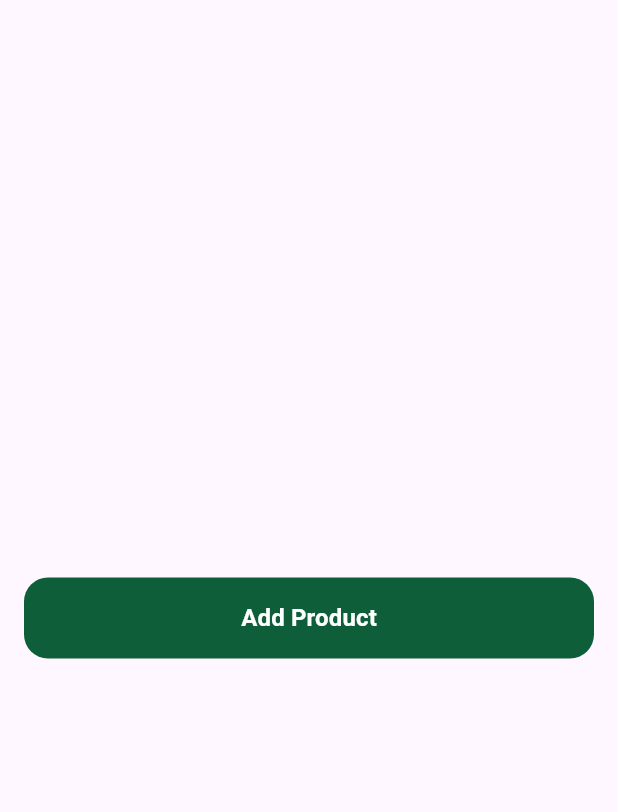
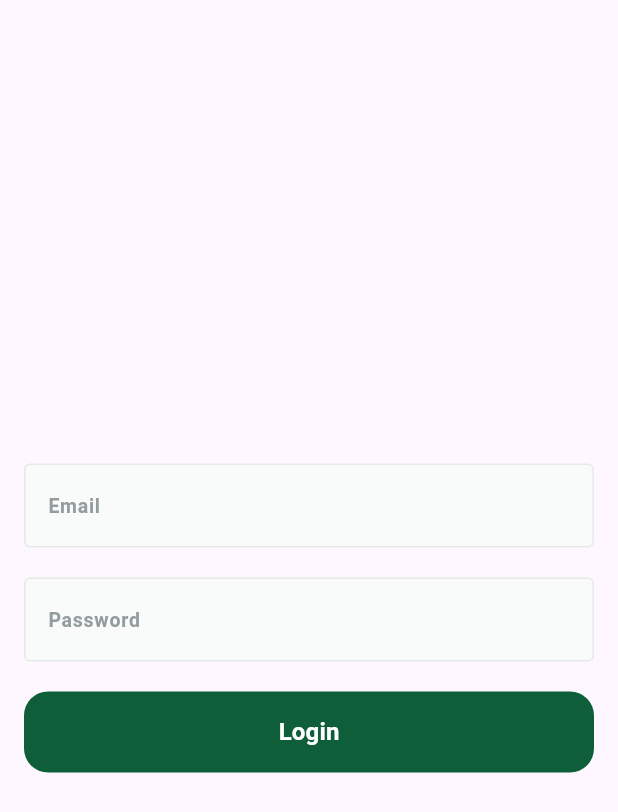
Before and after one commit to youssef336/fruits_hub_dashboard, a Flutter app: the screen it shows after launch, on a phone screen of 412 x 824 dp. Shown: the top 812 px of the screen. Run offline on Flutter 3.47's test engine with Material 3 defaults, Android fonts, the phone set to English and light mode, and no system bars; drawn by our look-alikes of modal_progress_hud_nsn; our stand-ins replace bloc, cloud_firestore, dartz, firebase_core, firebase_storage, flutter_bloc and 4 more; accounts and stored records are empty; Roboto replaces fonts that are missing (Cairo).

Commit message:
create login View and auth

```diff
--- a/lib/constant.dart
+++ b/lib/constant.dart
@@ -21,6 +21,6 @@ const Fruit_Hup_app = 'D:Me\flutterDone\fruits_hub_app';
 
 const KsupabaseURL = 'https://fonqustkspmorcesnhes.supabase.co';
 const KsupabaseAnonKey =
-    'eyJhbGciOiJIUzI1NiIsInR5cCI6IkpXVCJ9.eyJpc3MiOiJzdXBhYmFzZSIsInJlZiI6ImZvbnF1c3Rrc3Btb3JjZXNuaGVzIiwicm9sZSI6InNlcnZpY2Vfcm9sZSIsImlhdCI6MTc0NzczNDM0MiwiZXhwIjoyMDYzMzEwMzQyfQ.qEzafvMXG5_MfLzIaGQ77K5DyRC8SQr0RDAvISuZS40';
+    'eyJhbGciOiJIUzI1NiIsInR5cCI6IkpXVCJ9.eyJpc3MiOiJzdXBhYmFzZSIsInJlZiI6ImZvbnF1c3Rrc3Btb3JjZXNuaGVzIiwicm9sZSI6ImFub24iLCJpYXQiOjE3NDc3MzQzNDIsImV4cCI6MjA2MzMxMDM0Mn0.nRn33_OYo87vOEvnMixWNVaPZMiuJS8NMYlMsIwSYDg';
 
 const KsupabaseBucket = 'Fruits_images';
--- a/lib/core/helper_functions/on_generate_routes.dart
+++ b/lib/core/helper_functions/on_generate_routes.dart
@@ -1,5 +1,6 @@
 import 'package:flutter/material.dart';
 import 'package:fruits_hub_dashboard/feature/add_product/presentation/views/add_product_view.dart';
+import 'package:fruits_hub_dashboard/feature/auth/presentation/views/Login_view.dart';
 
 import '../../feature/home/presentation/views/dashboard_view.dart';
 
@@ -9,6 +10,8 @@ Route<dynamic> onGenerateRoute(RouteSettings settings) {
       return MaterialPageRoute(builder: (_) => const DashboardView());
     case AddProductView.routeName:
       return MaterialPageRoute(builder: (_) => const AddProductView());
+    case LoginView.routeName:
+      return MaterialPageRoute(builder: (_) => const LoginView());
     // Replace with actual OnBoarding view
     default:
       return MaterialPageRoute(builder: (_) => const Scaffold());
--- a/lib/core/repos/image_repo/image_repo_impl.dart
+++ b/lib/core/repos/image_repo/image_repo_impl.dart
@@ -19,7 +19,7 @@ class ImageRepoImpl implements ImageRepo {
       );
       return right(url);
     } catch (e) {
-      return left(ServerFailure("Failed to upload image"));
+      return left(ServerFailure(e.toString()));
     }
   }
 }
--- /dev/null
+++ b/lib/core/services/auth_service.dart
@@ -0,0 +1,5 @@
+import 'package:supabase_flutter/supabase_flutter.dart';
+
+abstract class AuthService {
+  Future<User> login(String email, String password);
+}
--- /dev/null
+++ b/lib/core/services/supadase_auth.dart
@@ -0,0 +1,18 @@
+import 'package:fruits_hub_dashboard/core/services/auth_service.dart';
+import 'package:supabase_flutter/supabase_flutter.dart';
+
+class SupadaseAuth implements AuthService {
+  SupabaseClient _supabase = Supabase.instance.client;
+  @override
+  Future<User> login(String email, String password) async {
+    var result = await _supabase.auth.signInWithPassword(
+      email: email,
+      password: password,
+    );
+    return result.user!;
+  }
+}
+
+bool isUserLoggedIn() {
+  return Supabase.instance.client.auth.currentUser != null;
+}
--- a/lib/feature/add_product/data/models/add_product_input_model.dart
+++ b/lib/feature/add_product/data/models/add_product_input_model.dart
@@ -2,7 +2,6 @@ import 'dart:io';
 
 import 'package:fruits_hub_dashboard/feature/add_product/data/models/review_model.dart';
 import 'package:fruits_hub_dashboard/feature/add_product/domain/entities/add_product_input_entity.dart';
-import 'package:fruits_hub_dashboard/feature/add_product/domain/entities/review_entity.dart';
 
 class AddProductInputmodel {
   final String name;
--- /dev/null
+++ b/lib/feature/auth/domain/repo/login_repo.dart
@@ -0,0 +1,7 @@
+import 'package:dartz/dartz.dart';
+import 'package:fruits_hub_dashboard/core/errors/failures.dart';
+import 'package:supabase_flutter/supabase_flutter.dart';
+
+abstract class LoginRepo {
+  Future<Either<Failure, User>> login(String email, String password);
+}
--- /dev/null
+++ b/lib/feature/auth/presentation/manager/Login_cubit/login_cubit.dart
@@ -0,0 +1,19 @@
+import 'package:bloc/bloc.dart';
+
+import 'package:fruits_hub_dashboard/feature/add_product/presentation/manager/add_product_cubit/add_product_state.dart';
+import 'package:fruits_hub_dashboard/feature/auth/domain/repo/login_repo.dart';
+import 'package:fruits_hub_dashboard/feature/auth/presentation/manager/Login_cubit/login_state.dart';
+
+class LoginCubit extends Cubit<LoginState> {
+  final LoginRepo loginRepo;
+  LoginCubit(this.loginRepo) : super(LoginInitial());
+
+  Future<void> login(String email, String password) async {
+    emit(LoginLoadingState());
+    var result = await loginRepo.login(email, password);
+    result.fold(
+      (l) => emit(LoginfailureState(l.message)),
+      (r) => emit(LoginSuccesState()),
+    );
+  }
+}
--- /dev/null
+++ b/lib/feature/auth/presentation/manager/Login_cubit/login_state.dart
@@ -0,0 +1,12 @@
+sealed class LoginState {}
+
+class LoginInitial extends LoginState {}
+
+class LoginLoadingState extends LoginState {}
+
+class LoginfailureState extends LoginState {
+  final String message;
+  LoginfailureState(this.message);
+}
+
+class LoginSuccesState extends LoginState {}
--- /dev/null
+++ b/lib/feature/auth/presentation/views/Login_view.dart
@@ -0,0 +1,23 @@
+import 'package:flutter/material.dart';
+import 'package:flutter_bloc/flutter_bloc.dart';
+import 'package:fruits_hub_dashboard/core/services/get_it_service.dart';
+import 'package:fruits_hub_dashboard/feature/auth/domain/repo/login_repo.dart';
+import 'package:fruits_hub_dashboard/feature/auth/presentation/manager/Login_cubit/login_cubit.dart';
+import 'package:fruits_hub_dashboard/feature/auth/presentation/views/widgets/login_view_body.dart';
+import 'package:fruits_hub_dashboard/feature/auth/presentation/views/widgets/login_view_body_bloc_consumer.dart';
+
+class LoginView extends StatelessWidget {
+  const LoginView({super.key});
+  static const routeName = 'LoginView';
+  @override
+  Widget build(BuildContext context) {
+    return Scaffold(
+      body: Center(
+        child: BlocProvider(
+          create: (context) => LoginCubit(getIt.get<LoginRepo>()),
+          child: LoginViewBodyBlocConsumer(),
+        ),
+      ),
+    );
+  }
+}
--- /dev/null
+++ b/lib/feature/auth/presentation/views/widgets/login_view_body.dart
@@ -0,0 +1,68 @@
+import 'package:flutter/material.dart';
+import 'package:flutter_bloc/flutter_bloc.dart';
+import 'package:fruits_hub_dashboard/core/widgets/custom_buttom.dart';
+import 'package:fruits_hub_dashboard/core/widgets/custom_text_feild.dart';
+import 'package:fruits_hub_dashboard/feature/auth/presentation/manager/Login_cubit/login_cubit.dart';
+
+class LoginViewBody extends StatefulWidget {
+  const LoginViewBody({super.key});
+
+  @override
+  State<LoginViewBody> createState() => _LoginViewBodyState();
+}
+
+class _LoginViewBodyState extends State<LoginViewBody> {
+  GlobalKey<FormState> formKey = GlobalKey<FormState>();
+  AutovalidateMode autovalidateMode = AutovalidateMode.disabled;
+  late String email, password;
+  @override
+  Widget build(BuildContext context) {
+    return Form(
+      key: formKey,
+      autovalidateMode: autovalidateMode,
+      child: Padding(
+        padding: const EdgeInsets.symmetric(horizontal: 16),
+        child: Column(
+          mainAxisAlignment: MainAxisAlignment.center,
+          children: [
+            CustomTextFormFeild(
+              hintText: "Email",
+              textInputType: TextInputType.emailAddress,
+              obscureText: false,
+              suffixIcon: null,
+              maxLines: 1,
+              onSaved: (p0) {
+                email = p0!;
+              },
+            ),
+            const SizedBox(height: 20),
+            CustomTextFormFeild(
+              hintText: "Password",
+              textInputType: TextInputType.visiblePassword,
+              obscureText: true,
+              suffixIcon: null,
+              maxLines: 1,
+              onSaved: (p0) {
+                password = p0!;
+              },
+            ),
+            const SizedBox(height: 20),
+            CustomButtom(
+              text: 'Login',
+              onPressed: () {
+                if (formKey.currentState!.validate()) {
+                  formKey.currentState!.save();
+                  context.read<LoginCubit>().login(email, password);
+                } else {
+                  setState(() {
+                    autovalidateMode = AutovalidateMode.always;
+                  });
+                }
+              },
+            ),
+          ],
+        ),
+      ),
+    );
+  }
+}
--- /dev/null
+++ b/lib/feature/auth/presentation/views/widgets/login_view_body_bloc_consumer.dart
@@ -0,0 +1,36 @@
+import 'package:flutter/material.dart';
+import 'package:flutter_bloc/flutter_bloc.dart';
+import 'package:fruits_hub_dashboard/constant.dart';
+import 'package:fruits_hub_dashboard/core/helper_functions/build_bar.dart';
+import 'package:fruits_hub_dashboard/core/services/supabase_storage.dart';
+import 'package:fruits_hub_dashboard/core/widgets/custom_modal_progress_hub.dart';
+import 'package:fruits_hub_dashboard/feature/auth/presentation/manager/Login_cubit/login_cubit.dart';
+import 'package:fruits_hub_dashboard/feature/auth/presentation/manager/Login_cubit/login_state.dart';
+import 'package:fruits_hub_dashboard/feature/auth/presentation/views/widgets/login_view_body.dart';
+import 'package:fruits_hub_dashboard/feature/home/presentation/views/dashboard_view.dart';
+
+class LoginViewBodyBlocConsumer extends StatelessWidget {
+  const LoginViewBodyBlocConsumer({super.key});
+
+  @override
+  Widget build(BuildContext context) {
+    return BlocConsumer<LoginCubit, LoginState>(
+      listener: (context, state) {
+        if (state is LoginfailureState) {
+          buildBar(context, "your are not Authorized");
+        }
+        if (state is LoginSuccesState) {
+          buildBar(context, 'Login Successfully');
+          // SupabaseStorageServices.createSupabaseBucket(KsupabaseBucket);
+          Navigator.pushNamed(context, DashboardView.routeName);
+        }
+      },
+      builder: (context, state) {
+        return CustomModalProgressHUD(
+          inAsyncCall: state is LoginLoadingState,
+          child: const LoginViewBody(),
+        );
+      },
+    );
+  }
+}
--- a/lib/main.dart
+++ b/lib/main.dart
@@ -6,15 +6,16 @@ import 'package:fruits_hub_dashboard/constant.dart';
 import 'package:fruits_hub_dashboard/core/services/custom_bolc_observer.dart';
 import 'package:fruits_hub_dashboard/core/services/get_it_service.dart';
 import 'package:fruits_hub_dashboard/core/services/supabase_storage.dart';
+import 'package:fruits_hub_dashboard/core/services/supadase_auth.dart';
+import 'package:fruits_hub_dashboard/feature/auth/presentation/views/Login_view.dart';
+import 'package:fruits_hub_dashboard/feature/home/presentation/views/dashboard_view.dart';
 import 'package:fruits_hub_dashboard/firebase_options.dart';
 
 import 'core/helper_functions/on_generate_routes.dart';
-import 'feature/home/presentation/views/dashboard_view.dart';
 
 void main() async {
   WidgetsFlutterBinding.ensureInitialized();
   await SupabaseStorageServices.intSupabase();
-  await SupabaseStorageServices.createSupabaseBucket(KsupabaseBucket);
 
   Bloc.observer = CustomBlocObserver();
   await Firebase.initializeApp(options: DefaultFirebaseOptions.currentPlatform);
@@ -31,7 +32,8 @@ class MyApp extends StatelessWidget {
   Widget build(BuildContext context) {
     return MaterialApp(
       debugShowCheckedModeBanner: false,
-      initialRoute: DashboardView.routeName,
+      initialRoute:
+          isUserLoggedIn() ? DashboardView.routeName : LoginView.routeName,
       onGenerateRoute: onGenerateRoute,
     );
   }
```
Also changed, not shown: lib/core/services/get_it_service.dart (+8 -1 lines), lib/core/services/supabase_storage.dart (+16 -15 lines), lib/feature/auth/data/repo/login_repo_impl.dart (added, +20 -0 lines).
